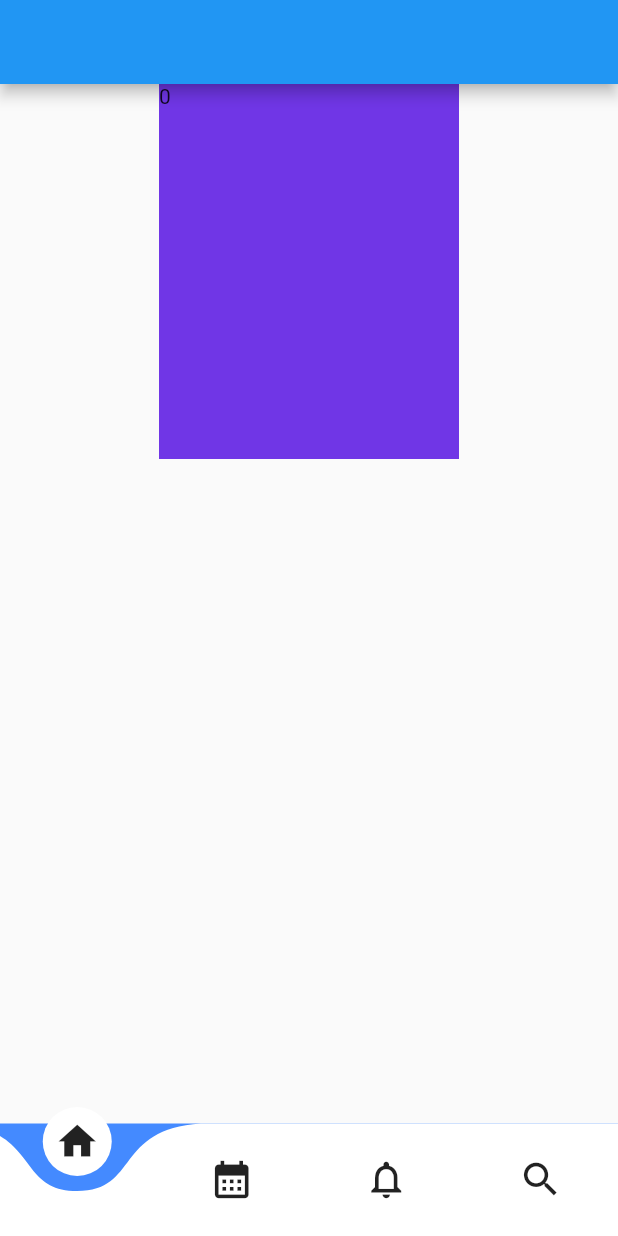
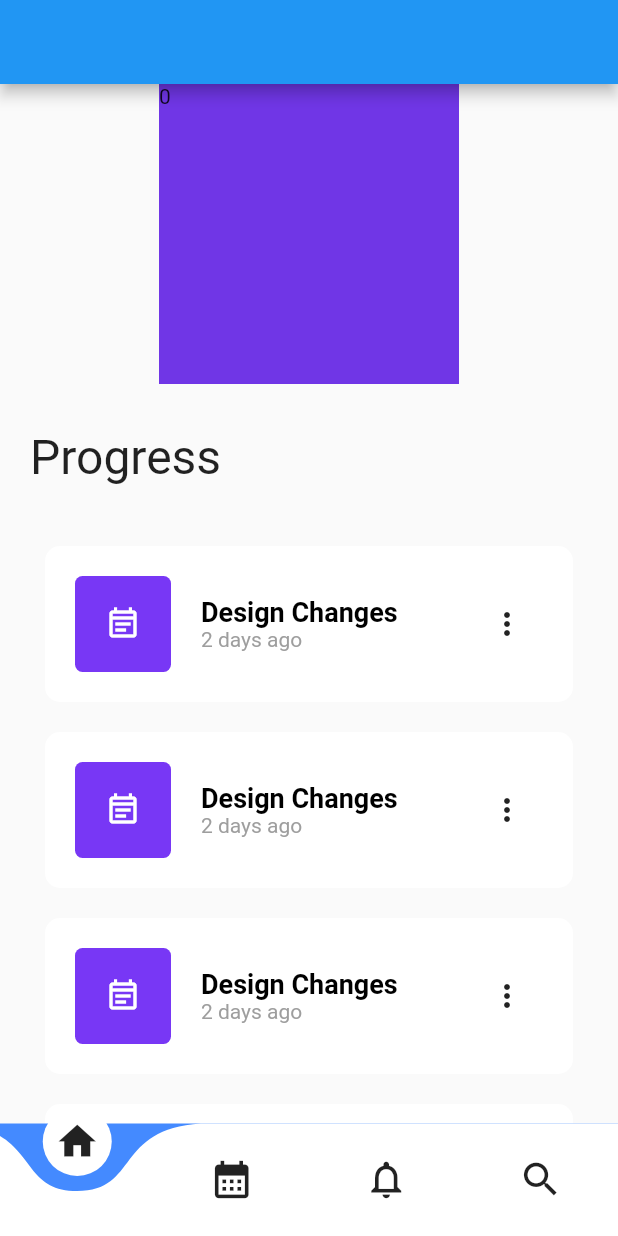
Before and after one commit to Quyoshbek/teamwork, a Flutter app: the screen it shows after launch, on a phone screen of 412 x 824 dp. Run offline on Flutter 3.47's test engine with Material 2 defaults, Android fonts, the phone set to English and light mode, and no system bars; drawn by our look-alikes of carousel_slider, curved_navigation_bar; missing offline and left inert: flutter_calendar_week.

Commit message:
first page

```diff
--- a/lib/main.dart
+++ b/lib/main.dart
@@ -39,6 +39,7 @@ class MyHomePage extends StatelessWidget {
       ),
       appBar: AppBar(),
       body: Column(
+        crossAxisAlignment: CrossAxisAlignment.start,
         children: [
           CarouselSlider.builder(
             itemCount: 3,
@@ -50,7 +51,7 @@ class MyHomePage extends StatelessWidget {
                   child: Text(itemIndex.toString()),
             ),
             options: CarouselOptions(
-              height: 250,
+              height: 200,
               aspectRatio: 2.0,
               viewportFraction: 0.8,
               initialPage: 0,
@@ -63,6 +64,74 @@ class MyHomePage extends StatelessWidget {
               autoPlayCurve: Curves.fastOutSlowIn,
             ),
           ),
+          Container(
+            padding: EdgeInsets.only(top: 30, left: 20, bottom: 30),
+            child: Text("Progress", style: TextStyle(fontSize: 32),),
+          ),
+          Expanded(child: ListView.builder(
+              itemCount: 8,
+              scrollDirection: Axis.vertical,
+              itemBuilder: (context, index) {
+                return Container(
+                  margin: EdgeInsets.only(
+                      left: 30, right: 30, top: 10, bottom: 10),
+                  padding: EdgeInsets.all(20),
+                  decoration: BoxDecoration(
+                    borderRadius: BorderRadius.circular(10),
+                    color: Colors.white,
+                  ),
+                  child: Row(
+                    mainAxisAlignment: MainAxisAlignment.spaceBetween,
+                    children: [
+                      Container(
+                        child: Row(
+                          mainAxisAlignment: MainAxisAlignment.spaceAround,
+                          children: [
+                            Container(
+                              padding:EdgeInsets.all(20),
+                              margin: EdgeInsets.only(right: 20),
+                              decoration: BoxDecoration(
+                                color: Color(0xff7837F5),
+                                borderRadius: BorderRadius.circular(5),
+                              ),
+                              child: Icon(Icons.event_note_outlined, color: Colors.white,),
+                            ),
+                            Column(
+                              crossAxisAlignment: CrossAxisAlignment.start,
+                              mainAxisAlignment: MainAxisAlignment.start,
+                              children: [
+                                Text("Design Changes", style: TextStyle(color: Colors.black, fontSize: 18,fontWeight: FontWeight.bold),),
+                                Text("2 days ago", style: TextStyle(color: Colors.grey, fontSize: 14),)
+                              ],
+                            ),
+                          ],
+                        ),
+                      ),
+                      PopupMenuButton(
+                        onSelected: (value) {
+                          // your logic
+                        },
+                        itemBuilder: (BuildContext bc) {
+                          return const [
+                            PopupMenuItem(
+                              child: Text("Add"),
+                              value: '/add',
+                            ),
+                            PopupMenuItem(
+                              child: Text("Remove"),
+                              value: '/remove',
+                            ),
+                            PopupMenuItem(
+                              child: Text("Update"),
+                              value: '/update',
+                            )
+                          ];
+                        },
+                      )
+                    ],
+                  ),
+                );
+              }),),
         ],
       ),
     );
```
